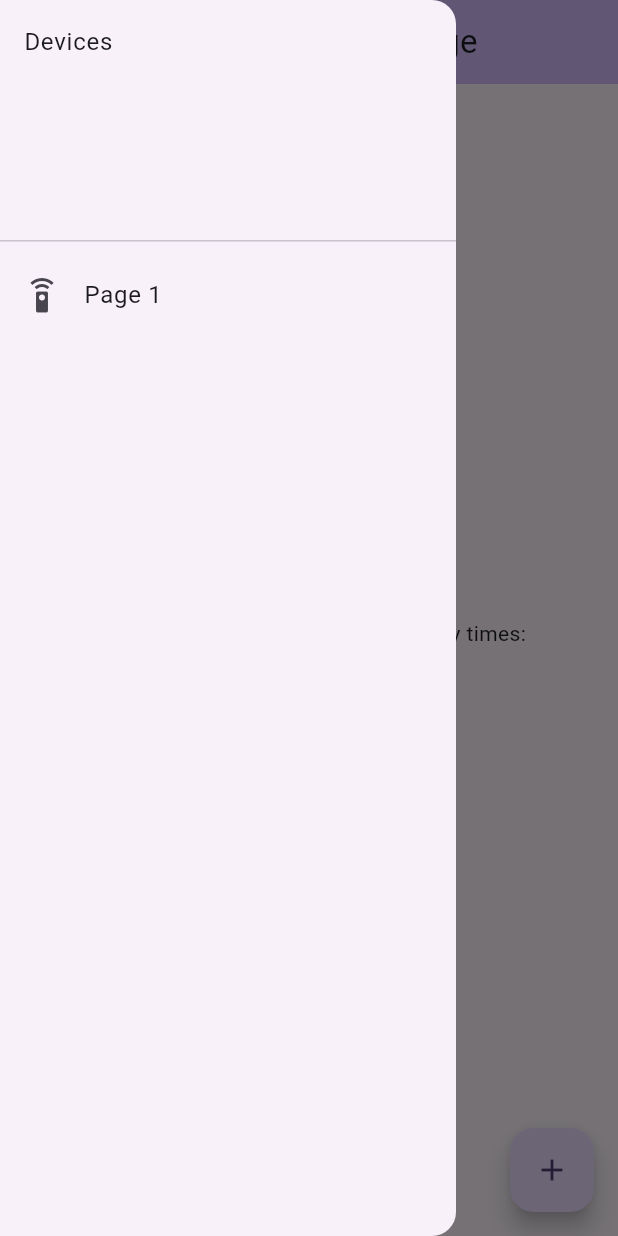
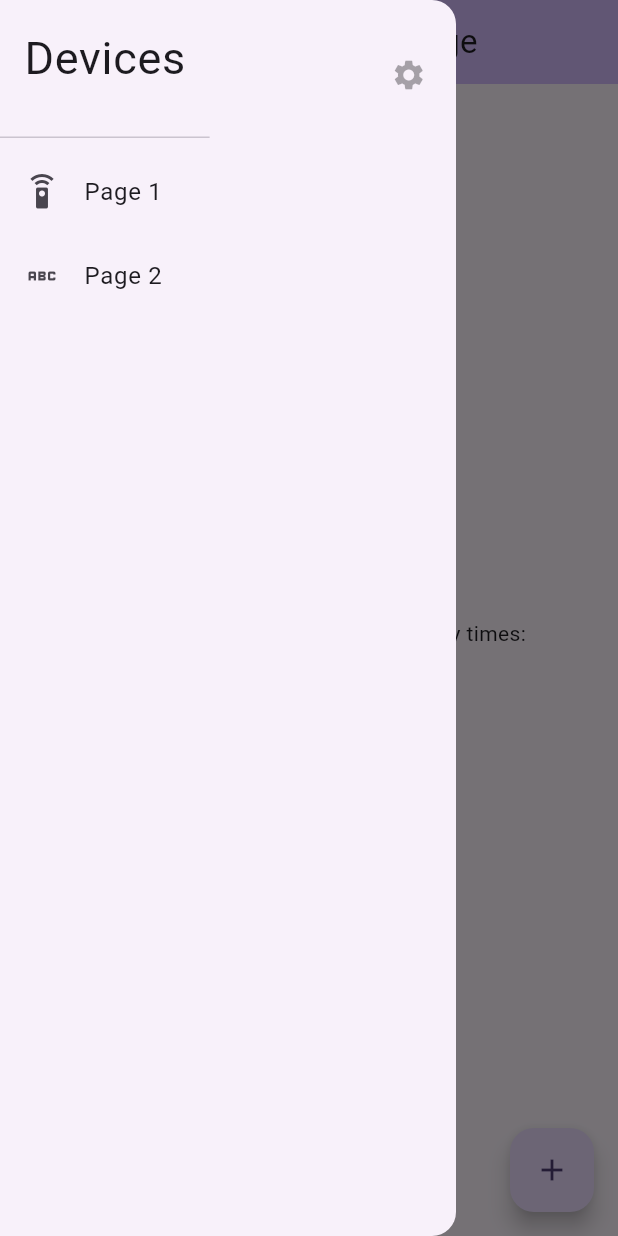
Before and after one commit to sorrowcode/kk-sendir, a Flutter app: the screen it shows after launch, with the side drawer open, on a phone screen of 412 x 824 dp. Run offline on Flutter 3.47's test engine with Material 3 defaults, Android fonts, the phone set to English and light mode, and no system bars.

Commit message:
little practice and preparation of flutter app

```diff
--- a/app/lib/app.dart
+++ b/app/lib/app.dart
@@ -9,6 +9,7 @@ class MyApp extends StatelessWidget {
   Widget build(BuildContext context) {
     return MaterialApp(
       title: 'Flutter Demo',
+      debugShowCheckedModeBanner: false,
       theme: ThemeData(
         // This is the theme of your application.
         //
--- a/app/lib/home_page.dart
+++ b/app/lib/home_page.dart
@@ -28,13 +28,37 @@ class _MyHomePageState extends State<MyHomePage> {
       drawer: Drawer(
         child: ListView(
           children: const [
-            DrawerHeader(
-              child: Text('Devices'),
+            SizedBox(
+              height: 100.0,
+              child: Row(
+                mainAxisAlignment: MainAxisAlignment.spaceBetween,
+                crossAxisAlignment: CrossAxisAlignment.center,
+                children: [
+                  DrawerHeader(
+                    child: Text(
+                      'Devices',
+                      textAlign: TextAlign.center,
+                      style: TextStyle(
+                        fontSize: 30.0,
+                      ),
+                    ),
+                  ),
+                  IconButton(
+                    onPressed: null,
+                    icon: Icon(Icons.settings),
+                    padding: EdgeInsets.only(right: 15.0),
+                  )
+                ],
               ),
+            ),
               ListTile(
                 leading: Icon(Icons.settings_remote),
                 title: Text('Page 1')
                 ),
+              ListTile(
+                leading: Icon(Icons.abc),
+                title: Text('Page 2'),
+                )
           ],
        ),
       ),
--- a/app/pubspec.yaml
+++ b/app/pubspec.yaml
@@ -59,9 +59,8 @@ flutter:
   uses-material-design: true
 
   # To add assets to your application, add an assets section, like this:
-  # assets:
-  #   - images/a_dot_burr.jpeg
-  #   - images/a_dot_ham.jpeg
+  assets:
+    - assets/
 
   # An image asset can refer to one or more resolution-specific "variants", see
   # https://flutter.dev/assets-and-images/#resolution-aware
```
